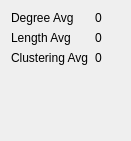
This is visigoth/statistics.ui in scvalex/visigoth as Qt 5 draws it before an edit. The edited form follows.
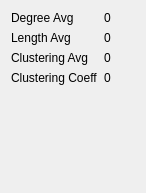
This is the edited form.

```diff
--- a/visigoth/statistics.ui
+++ b/visigoth/statistics.ui
@@ -6,8 +6,8 @@
    <rect>
     <x>0</x>
     <y>0</y>
-    <width>131</width>
-    <height>141</height>
+    <width>146</width>
+    <height>193</height>
    </rect>
   </property>
   <property name="windowTitle">
@@ -58,6 +58,20 @@
        </property>
       </widget>
      </item>
+     <item row="3" column="0">
+      <widget class="QLabel" name="label">
+       <property name="text">
+        <string>Clustering Coeff</string>
+       </property>
+      </widget>
+     </item>
+     <item row="3" column="1">
+      <widget class="QLabel" name="coeffLabel">
+       <property name="text">
+        <string>0</string>
+       </property>
+      </widget>
+     </item>
     </layout>
    </item>
    <item>
@@ -68,7 +82,7 @@
      <property name="sizeHint" stdset="0">
       <size>
        <width>20</width>
-       <height>61</height>
+       <height>94</height>
       </size>
      </property>
     </spacer>
```
